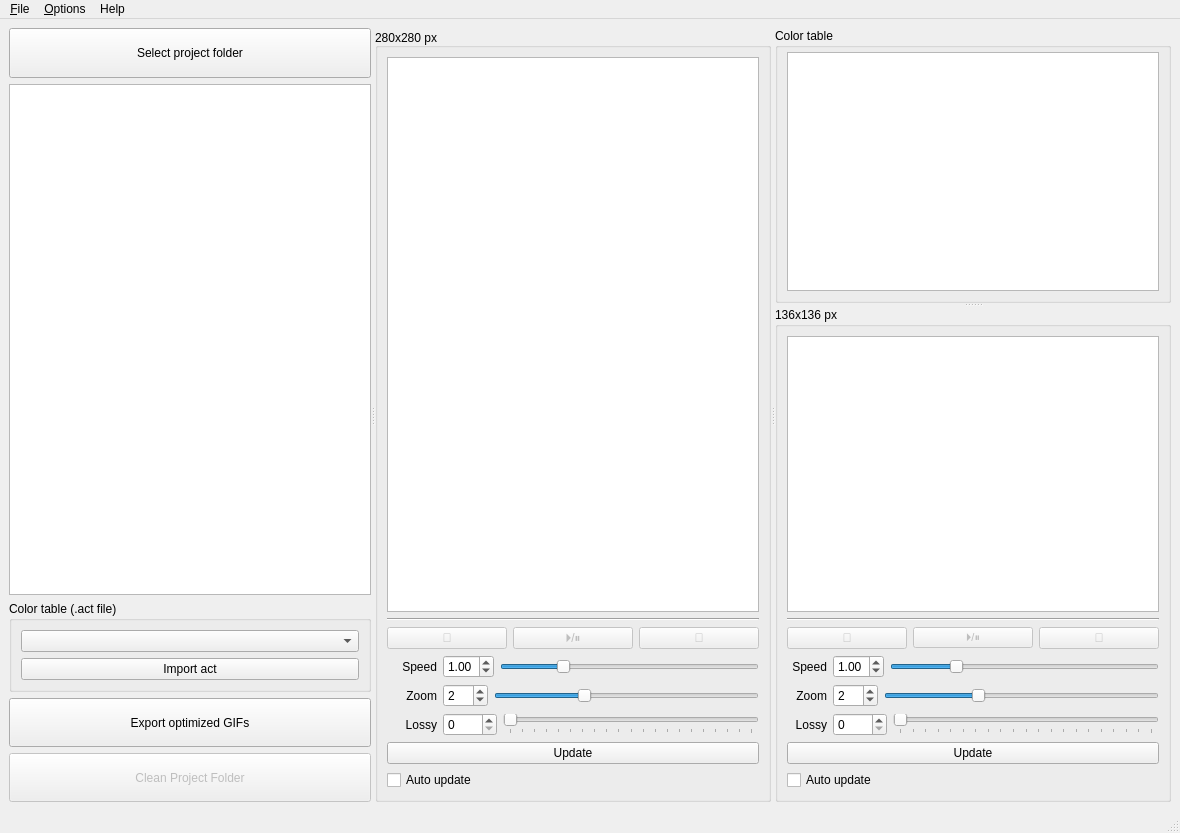
Old version of the form widgets/MainWindow.ui in the repository Day0Dreamer/Vault-of-Gifs.
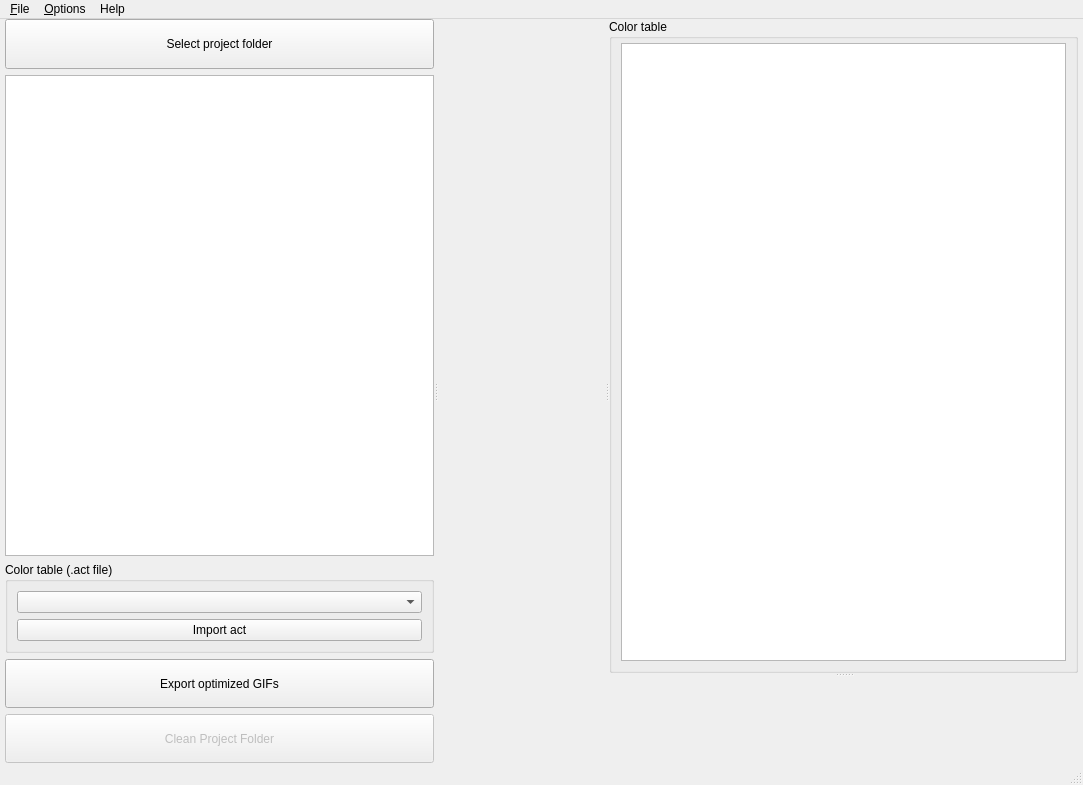
New version of the form. Custom widgets are drawn as their Qt base class.

Commit message: Implemented separate viewport widgets to main window

Patch:
```diff
--- a/widgets/MainWindow.ui
+++ b/widgets/MainWindow.ui
@@ -6,8 +6,8 @@
    <rect>
     <x>0</x>
     <y>0</y>
-    <width>1180</width>
-    <height>833</height>
+    <width>1083</width>
+    <height>785</height>
    </rect>
   </property>
   <property name="minimumSize">
@@ -21,6 +21,21 @@
   </property>
   <widget class="QWidget" name="centralwidget">
    <layout class="QHBoxLayout" name="horizontalLayout">
+    <property name="spacing">
+     <number>0</number>
+    </property>
+    <property name="leftMargin">
+     <number>5</number>
+    </property>
+    <property name="topMargin">
+     <number>0</number>
+    </property>
+    <property name="rightMargin">
+     <number>5</number>
+    </property>
+    <property name="bottomMargin">
+     <number>0</number>
+    </property>
     <item>
      <widget class="QSplitter" name="splitter_main">
       <property name="orientation">
@@ -135,7 +150,7 @@
         </item>
        </layout>
       </widget>
-      <widget class="QGroupBox" name="layout_gif280">
+      <widget class="Viewport" name="viewport_280" native="true">
        <property name="sizePolicy">
         <sizepolicy hsizetype="Preferred" vsizetype="Preferred">
          <horstretch>0</horstretch>
@@ -148,315 +163,6 @@
          <height>0</height>
         </size>
        </property>
-       <property name="title">
-        <string>280x280 px</string>
-       </property>
-       <property name="alignment">
-        <set>Qt::AlignBottom|Qt::AlignJustify</set>
-       </property>
-       <layout class="QVBoxLayout" name="verticalLayout" stretch="0,0,0,0,0,0,0,0">
-        <item>
-         <widget class="QGraphicsView" name="graphicsView_280"/>
-        </item>
-        <item>
-         <widget class="Line" name="line">
-          <property name="orientation">
-           <enum>Qt::Horizontal</enum>
-          </property>
-         </widget>
-        </item>
-        <item>
-         <layout class="QHBoxLayout" name="layout_playback280">
-          <item>
-           <widget class="QPushButton" name="btn_fb280">
-            <property name="enabled">
-             <bool>false</bool>
-            </property>
-            <property name="minimumSize">
-             <size>
-              <width>0</width>
-              <height>0</height>
-             </size>
-            </property>
-            <property name="font">
-             <font>
-              <family>Segoe UI Symbol</family>
-             </font>
-            </property>
-            <property name="text">
-             <string></string>
-            </property>
-           </widget>
-          </item>
-          <item>
-           <widget class="QPushButton" name="btn_playpause280">
-            <property name="enabled">
-             <bool>false</bool>
-            </property>
-            <property name="minimumSize">
-             <size>
-              <width>0</width>
-              <height>0</height>
-             </size>
-            </property>
-            <property name="font">
-             <font>
-              <family>Segoe UI Symbol</family>
-             </font>
-            </property>
-            <property name="text">
-             <string>⏵/⏸</string>
-            </property>
-            <property name="checkable">
-             <bool>true</bool>
-            </property>
-           </widget>
-          </item>
-          <item>
-           <widget class="QPushButton" name="btn_ff280">
-            <property name="enabled">
-             <bool>false</bool>
-            </property>
-            <property name="minimumSize">
-             <size>
-              <width>0</width>
-              <height>0</height>
-             </size>
-            </property>
-            <property name="font">
-             <font>
-              <family>Segoe UI Symbol</family>
-             </font>
-            </property>
-            <property name="text">
-             <string></string>
-            </property>
-           </widget>
-          </item>
-         </layout>
-        </item>
-        <item>
-         <layout class="QHBoxLayout" name="layout_speed280">
-          <property name="topMargin">
-           <number>0</number>
-          </property>
-          <item>
-           <widget class="QLabel" name="lbl_speed280">
-            <property name="minimumSize">
-             <size>
-              <width>50</width>
-              <height>0</height>
-             </size>
-            </property>
-            <property name="layoutDirection">
-             <enum>Qt::LeftToRight</enum>
-            </property>
-            <property name="autoFillBackground">
-             <bool>false</bool>
-            </property>
-            <property name="text">
-             <string>Speed</string>
-            </property>
-            <property name="alignment">
-             <set>Qt::AlignRight|Qt::AlignTrailing|Qt::AlignVCenter</set>
-            </property>
-           </widget>
-          </item>
-          <item>
-           <widget class="QDoubleSpinBox" name="spin_speed280">
-            <property name="wrapping">
-             <bool>false</bool>
-            </property>
-            <property name="frame">
-             <bool>true</bool>
-            </property>
-            <property name="buttonSymbols">
-             <enum>QAbstractSpinBox::UpDownArrows</enum>
-            </property>
-            <property name="minimum">
-             <double>0.100000000000000</double>
-            </property>
-            <property name="maximum">
-             <double>4.000000000000000</double>
-            </property>
-            <property name="singleStep">
-             <double>0.010000000000000</double>
-            </property>
-            <property name="value">
-             <double>1.000000000000000</double>
-            </property>
-           </widget>
-          </item>
-          <item>
-           <widget class="QSlider" name="slider_speed280">
-            <property name="minimum">
-             <number>10</number>
-            </property>
-            <property name="maximum">
-             <number>400</number>
-            </property>
-            <property name="singleStep">
-             <number>1</number>
-            </property>
-            <property name="value">
-             <number>100</number>
-            </property>
-            <property name="orientation">
-             <enum>Qt::Horizontal</enum>
-            </property>
-            <property name="invertedAppearance">
-             <bool>false</bool>
-            </property>
-            <property name="tickPosition">
-             <enum>QSlider::NoTicks</enum>
-            </property>
-           </widget>
-          </item>
-         </layout>
-        </item>
-        <item>
-         <layout class="QHBoxLayout" name="layout_scale280">
-          <item>
-           <widget class="QLabel" name="lbl_scale280">
-            <property name="minimumSize">
-             <size>
-              <width>50</width>
-              <height>0</height>
-             </size>
-            </property>
-            <property name="layoutDirection">
-             <enum>Qt::LeftToRight</enum>
-            </property>
-            <property name="autoFillBackground">
-             <bool>false</bool>
-            </property>
-            <property name="text">
-             <string>Zoom</string>
-            </property>
-            <property name="alignment">
-             <set>Qt::AlignRight|Qt::AlignTrailing|Qt::AlignVCenter</set>
-            </property>
-           </widget>
-          </item>
-          <item>
-           <widget class="QSpinBox" name="spin_scale280">
-            <property name="minimumSize">
-             <size>
-              <width>45</width>
-              <height>0</height>
-             </size>
-            </property>
-            <property name="minimum">
-             <number>1</number>
-            </property>
-            <property name="maximum">
-             <number>4</number>
-            </property>
-            <property name="value">
-             <number>2</number>
-            </property>
-           </widget>
-          </item>
-          <item>
-           <widget class="QSlider" name="slider_scale280">
-            <property name="minimum">
-             <number>1</number>
-            </property>
-            <property name="maximum">
-             <number>4</number>
-            </property>
-            <property name="pageStep">
-             <number>1</number>
-            </property>
-            <property name="value">
-             <number>2</number>
-            </property>
-            <property name="orientation">
-             <enum>Qt::Horizontal</enum>
-            </property>
-           </widget>
-          </item>
-         </layout>
-        </item>
-        <item>
-         <layout class="QHBoxLayout" name="layout_quality280">
-          <item alignment="Qt::AlignRight">
-           <widget class="QLabel" name="lbl_quality280">
-            <property name="minimumSize">
-             <size>
-              <width>50</width>
-              <height>0</height>
-             </size>
-            </property>
-            <property name="frameShape">
-             <enum>QFrame::NoFrame</enum>
-            </property>
-            <property name="frameShadow">
-             <enum>QFrame::Plain</enum>
-            </property>
-            <property name="text">
-             <string>Lossy</string>
-            </property>
-            <property name="alignment">
-             <set>Qt::AlignRight|Qt::AlignTrailing|Qt::AlignVCenter</set>
-            </property>
-           </widget>
-          </item>
-          <item>
-           <widget class="QSpinBox" name="spin_quality280">
-            <property name="maximum">
-             <number>1024</number>
-            </property>
-           </widget>
-          </item>
-          <item>
-           <widget class="QSlider" name="slider_quality280">
-            <property name="maximum">
-             <number>400</number>
-            </property>
-            <property name="pageStep">
-             <number>20</number>
-            </property>
-            <property name="orientation">
-             <enum>Qt::Horizontal</enum>
-            </property>
-            <property name="tickPosition">
-             <enum>QSlider::TicksBelow</enum>
-            </property>
-            <property name="tickInterval">
-             <number>20</number>
-            </property>
-           </widget>
-          </item>
-         </layout>
-        </item>
-        <item>
-         <widget class="QPushButton" name="btn_update280">
-          <property name="sizePolicy">
-           <sizepolicy hsizetype="MinimumExpanding" vsizetype="Preferred">
-            <horstretch>0</horstretch>
-            <verstretch>0</verstretch>
-           </sizepolicy>
-          </property>
-          <property name="text">
-           <string>Update</string>
-          </property>
-         </widget>
-        </item>
-        <item>
-         <widget class="QCheckBox" name="check_livepreview280">
-          <property name="sizePolicy">
-           <sizepolicy hsizetype="Preferred" vsizetype="Preferred">
-            <horstretch>0</horstretch>
-            <verstretch>0</verstretch>
-           </sizepolicy>
-          </property>
-          <property name="text">
-           <string>Auto update</string>
-          </property>
-         </widget>
-        </item>
-       </layout>
       </widget>
       <widget class="QSplitter" name="splitter_right">
        <property name="sizePolicy">
@@ -497,304 +203,7 @@
          </item>
         </layout>
        </widget>
-       <widget class="QGroupBox" name="layout_gif136">
-        <property name="sizePolicy">
-         <sizepolicy hsizetype="Preferred" vsizetype="Preferred">
-          <horstretch>0</horstretch>
-          <verstretch>0</verstretch>
-         </sizepolicy>
-        </property>
-        <property name="title">
-         <string>136x136 px</string>
-        </property>
-        <layout class="QVBoxLayout" name="verticalLayout_3">
-         <item>
-          <widget class="QGraphicsView" name="graphicsView_136">
-           <property name="sizePolicy">
-            <sizepolicy hsizetype="Expanding" vsizetype="Preferred">
-             <horstretch>0</horstretch>
-             <verstretch>2</verstretch>
-            </sizepolicy>
-           </property>
-           <property name="frameShape">
-            <enum>QFrame::StyledPanel</enum>
-           </property>
-          </widget>
-         </item>
-         <item>
-          <widget class="Line" name="line_2">
-           <property name="orientation">
-            <enum>Qt::Horizontal</enum>
-           </property>
-          </widget>
-         </item>
-         <item>
-          <layout class="QHBoxLayout" name="layout_playback136">
-           <item>
-            <widget class="QPushButton" name="btn_fb136">
-             <property name="enabled">
-              <bool>false</bool>
-             </property>
-             <property name="minimumSize">
-              <size>
-               <width>0</width>
-               <height>0</height>
-              </size>
-             </property>
-             <property name="font">
-              <font>
-               <family>Segoe UI Symbol</family>
-              </font>
-             </property>
-             <property name="text">
-              <string></string>
-             </property>
-            </widget>
-           </item>
-           <item>
-            <widget class="QPushButton" name="btn_playpause136">
-             <property name="enabled">
-              <bool>false</bool>
-             </property>
-             <property name="minimumSize">
-              <size>
-               <width>0</width>
-               <height>0</height>
-              </size>
-             </property>
-             <property name="font">
-              <font>
-               <family>Segoe UI Symbol</family>
-               <pointsize>8</pointsize>
-               <italic>false</italic>
-               <underline>false</underline>
-               <kerning>true</kerning>
-              </font>
-             </property>
-             <property name="text">
-              <string>⏵/⏸</string>
-             </property>
-             <property name="checkable">
-              <bool>true</bool>
-             </property>
-             <property name="flat">
-              <bool>false</bool>
-             </property>
-            </widget>
-           </item>
-           <item>
-            <widget class="QPushButton" name="btn_ff136">
-             <property name="enabled">
-              <bool>false</bool>
-             </property>
-             <property name="minimumSize">
-              <size>
-               <width>0</width>
-               <height>0</height>
-              </size>
-             </property>
-             <property name="font">
-              <font>
-               <family>Segoe UI Symbol</family>
-              </font>
-             </property>
-             <property name="text">
-              <string></string>
-             </property>
-            </widget>
-           </item>
-          </layout>
-         </item>
-         <item>
-          <layout class="QHBoxLayout" name="layout_speed136">
-           <property name="topMargin">
-            <number>0</number>
-           </property>
-           <item>
-            <widget class="QLabel" name="lbl_speed136">
-             <property name="minimumSize">
-              <size>
-               <width>40</width>
-               <height>0</height>
-              </size>
-             </property>
-             <property name="text">
-              <string>Speed</string>
-             </property>
-             <property name="alignment">
-              <set>Qt::AlignRight|Qt::AlignTrailing|Qt::AlignVCenter</set>
-             </property>
-            </widget>
-           </item>
-           <item>
-            <widget class="QDoubleSpinBox" name="spin_speed136">
-             <property name="minimum">
-              <double>0.100000000000000</double>
-             </property>
-             <property name="maximum">
-              <double>4.000000000000000</double>
-             </property>
-             <property name="singleStep">
-              <double>0.010000000000000</double>
-             </property>
-             <property name="value">
-              <double>1.000000000000000</double>
-             </property>
-            </widget>
-           </item>
-           <item>
-            <widget class="QSlider" name="slider_speed136">
-             <property name="enabled">
-              <bool>true</bool>
-             </property>
-             <property name="minimum">
-              <number>10</number>
-             </property>
-             <property name="maximum">
-              <number>400</number>
-             </property>
-             <property name="value">
-              <number>100</number>
-             </property>
-             <property name="orientation">
-              <enum>Qt::Horizontal</enum>
-             </property>
-            </widget>
-           </item>
-          </layout>
-         </item>
-         <item>
-          <layout class="QHBoxLayout" name="layout_scale136">
-           <item>
-            <widget class="QLabel" name="lbl_scale136">
-             <property name="minimumSize">
-              <size>
-               <width>40</width>
-               <height>0</height>
-              </size>
-             </property>
-             <property name="text">
-              <string>Zoom</string>
-             </property>
-             <property name="alignment">
-              <set>Qt::AlignRight|Qt::AlignTrailing|Qt::AlignVCenter</set>
-             </property>
-            </widget>
-           </item>
-           <item>
-            <widget class="QSpinBox" name="spin_scale136">
-             <property name="minimumSize">
-              <size>
-               <width>45</width>
-               <height>0</height>
-              </size>
-             </property>
-             <property name="minimum">
-              <number>1</number>
-             </property>
-             <property name="maximum">
-              <number>4</number>
-             </property>
-             <property name="value">
-              <number>2</number>
-             </property>
-            </widget>
-           </item>
-           <item>
-            <widget class="QSlider" name="slider_scale136">
-             <property name="minimum">
-              <number>1</number>
-             </property>
-             <property name="maximum">
-              <number>4</number>
-             </property>
-             <property name="pageStep">
-              <number>1</number>
-             </property>
-             <property name="value">
-              <number>2</number>
-             </property>
-             <property name="orientation">
-              <enum>Qt::Horizontal</enum>
-             </property>
-            </widget>
-           </item>
-          </layout>
-         </item>
-         <item>
-          <layout class="QHBoxLayout" name="layout_quality136">
-           <item alignment="Qt::AlignRight">
-            <widget class="QLabel" name="lbl_quality136">
-             <property name="minimumSize">
-              <size>
-               <width>40</width>
-               <height>0</height>
-              </size>
-             </property>
-             <property name="text">
-              <string>Lossy</string>
-             </property>
-             <property name="alignment">
-              <set>Qt::AlignRight|Qt::AlignTrailing|Qt::AlignVCenter</set>
-             </property>
-            </widget>
-           </item>
-           <item>
-            <widget class="QSpinBox" name="spin_quality136">
-             <property name="maximum">
-              <number>1024</number>
-             </property>
-            </widget>
-           </item>
-           <item>
-            <widget class="QSlider" name="slider_quality136">
-             <property name="maximum">
-              <number>400</number>
-             </property>
-             <property name="pageStep">
-              <number>20</number>
-             </property>
-             <property name="orientation">
-              <enum>Qt::Horizontal</enum>
-             </property>
-             <property name="tickPosition">
-              <enum>QSlider::TicksBelow</enum>
-             </property>
-             <property name="tickInterval">
-              <number>20</number>
-             </property>
-            </widget>
-           </item>
-          </layout>
-         </item>
-         <item>
-          <widget class="QPushButton" name="btn_update136">
-           <property name="sizePolicy">
-            <sizepolicy hsizetype="MinimumExpanding" vsizetype="Fixed">
-             <horstretch>0</horstretch>
-             <verstretch>0</verstretch>
-            </sizepolicy>
-           </property>
-           <property name="text">
-            <string>Update</string>
-           </property>
-          </widget>
-         </item>
-         <item>
-          <widget class="QCheckBox" name="check_livepreview136">
-           <property name="sizePolicy">
-            <sizepolicy hsizetype="Minimum" vsizetype="Minimum">
-             <horstretch>0</horstretch>
-             <verstretch>0</verstretch>
-            </sizepolicy>
-           </property>
-           <property name="text">
-            <string>Auto update</string>
-           </property>
-          </widget>
-         </item>
-        </layout>
-       </widget>
+       <widget class="Viewport" name="viewport_136" native="true"/>
       </widget>
      </widget>
     </item>
@@ -805,7 +214,7 @@
     <rect>
      <x>0</x>
      <y>0</y>
-     <width>1180</width>
+     <width>1083</width>
      <height>21</height>
     </rect>
    </property>
@@ -888,6 +297,14 @@
    </property>
   </action>
  </widget>
+ <customwidgets>
+  <customwidget>
+   <class>Viewport</class>
+   <extends>QWidget</extends>
+   <header location="global">widgets.viewport</header>
+   <container>1</container>
+  </customwidget>
+ </customwidgets>
  <resources/>
  <connections>
   <connection>
```
Left out of the diff: 131 changed lines with no effect on the pictures. The commit also changes 7 other files.
